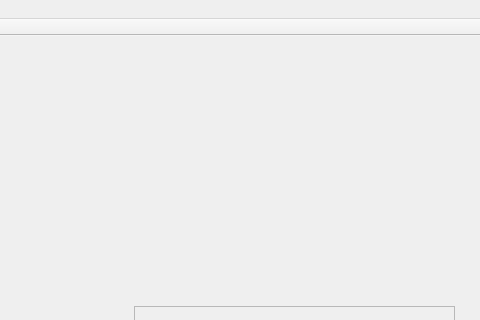
Above: mainwindow.ui from m-garanin/zgui-qt before the change; both pictures show x 306 to 786 and y 0 to 320 of the 786 by 615 pixel window. Below: the same form after it.
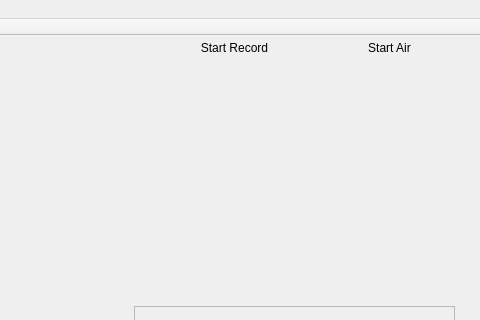
That is the form after the change. Custom widgets are drawn as their Qt base class.

```diff
--- a/mainwindow.ui
+++ b/mainwindow.ui
@@ -118,6 +118,38 @@
      </item>
     </layout>
    </widget>
+   <widget class="QPushButton" name="StartRecordButton">
+    <property name="geometry">
+     <rect>
+      <x>480</x>
+      <y>0</y>
+      <width>121</width>
+      <height>23</height>
+     </rect>
+    </property>
+    <property name="text">
+     <string>Start Record</string>
+    </property>
+    <property name="flat">
+     <bool>true</bool>
+    </property>
+   </widget>
+   <widget class="QPushButton" name="StartAirButton">
+    <property name="geometry">
+     <rect>
+      <x>610</x>
+      <y>0</y>
+      <width>171</width>
+      <height>23</height>
+     </rect>
+    </property>
+    <property name="text">
+     <string>Start Air</string>
+    </property>
+    <property name="flat">
+     <bool>true</bool>
+    </property>
+   </widget>
   </widget>
   <widget class="QMenuBar" name="menuBar">
    <property name="geometry">
```
Left out of the diff: 2 changed lines with no effect on the pictures.
